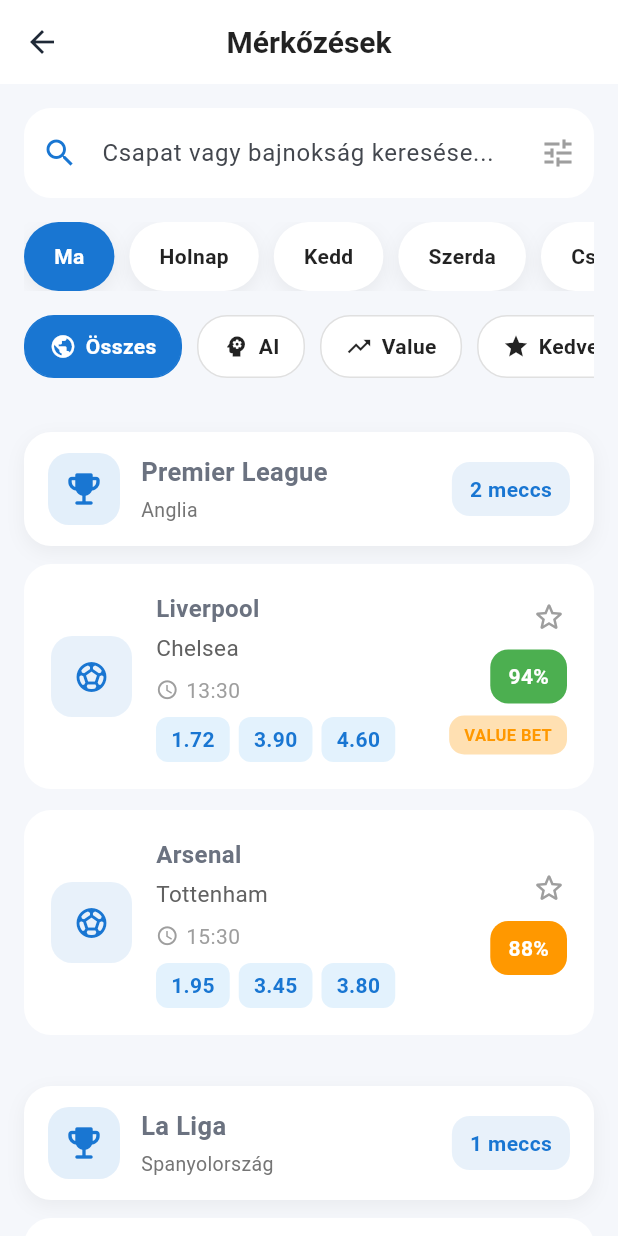
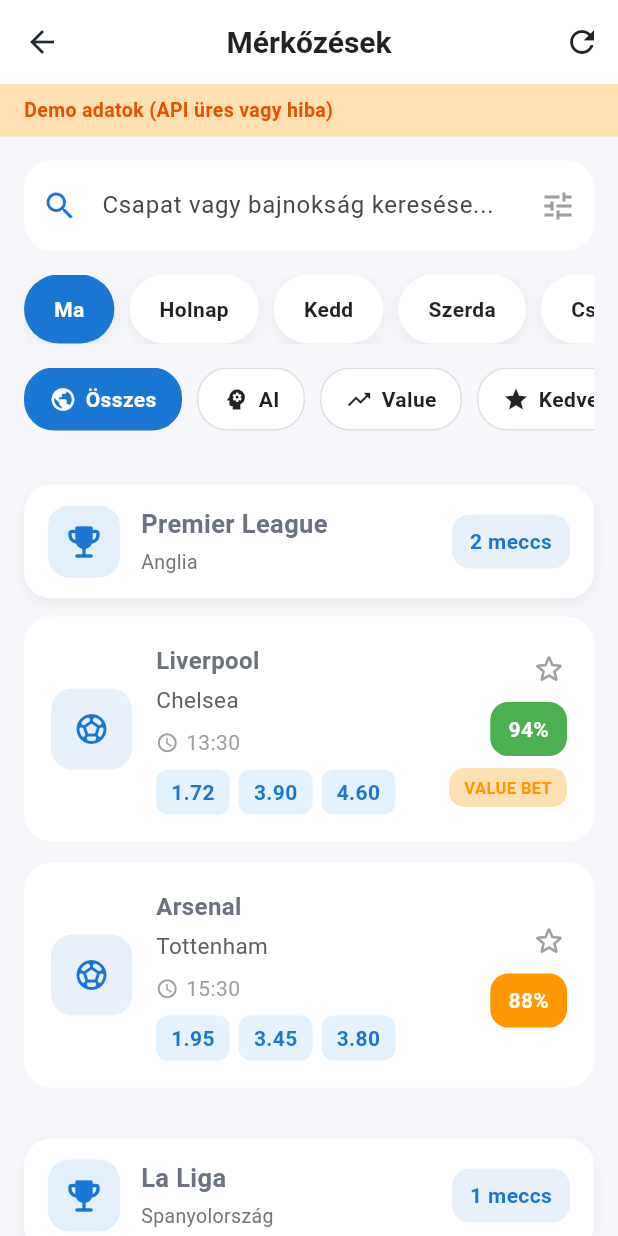
Before and after one commit to apagyizsolt6-ship-it/zsolt_ai_pro_3, a Flutter app: the MatchesScreen screen opened directly, on a phone screen of 412 x 824 dp. Run offline on Flutter 3.47's test engine with Material 3 defaults, Android fonts, the phone set to English and light mode, and no system bars; our stand-ins replace flutter_secure_storage; accounts and stored records are empty.

Commit message:
Update matches_screen.dart for version 0.3.2
Updated version number to v0.3.2 and added a status message for loading states. Enhanced the _loadMatches method to handle force refresh and improved the UI with a refresh button and status indicators.

```diff
--- a/lib/screens/matches_screen.dart
+++ b/lib/screens/matches_screen.dart
@@ -1,6 +1,6 @@
 // ===========================================
 // ZSOLT AI PRO 3
-// Version: v0.3.0
+// Version: v0.3.2
 // File: lib/screens/matches_screen.dart
 // ===========================================
 
@@ -24,36 +24,58 @@ class MatchesScreen extends StatefulWidget {
 }
 
 class _MatchesScreenState extends State<MatchesScreen> {
-  // NEM const – a MatchRepository nem const konstruktor
   final MatchRepository _repository = MatchRepository();
 
   List<AppMatch> _matches = [];
-
   bool _loading = true;
   bool _onlyFavourites = false;
+  bool _isMock = true;
+  String? _statusMessage;
 
   int selectedDay = 0;
   int selectedFilter = 0;
+  String search = '';
 
-  String search = "";
+  /// DaySelector index → API offset (0=ma, 1=holnap, ...)
+  int get _dayOffset => selectedDay;
 
   @override
   void initState() {
     super.initState();
-    _loadMatches();
+    _loadMatches(forceRefresh: true);
   }
 
-  Future<void> _loadMatches() async {
+  Future<void> _loadMatches({bool forceRefresh = false}) async {
+    setState(() {
+      _loading = true;
+      _statusMessage = null;
+    });
+
     try {
-      final matches = await _repository.getMatches();
+      if (forceRefresh) {
+        _repository.clearCache();
+      }
 
+      final matches = await _repository.getMatches(
+        forceRefresh: forceRefresh,
+        dayOffset: _dayOffset,
+      );
+
+      if (!mounted) return;
       setState(() {
         _matches = matches;
+        _isMock = _repository.lastFetchWasMock;
         _loading = false;
+        _statusMessage = _isMock
+            ? 'Demo adatok (API üres vagy hiba)'
+            : 'Élő StatPal adatok';
       });
-    } catch (_) {
+    } catch (e) {
+      if (!mounted) return;
       setState(() {
         _loading = false;
+        _isMock = true;
+        _statusMessage = 'Hiba: $e';
       });
     }
   }
@@ -62,28 +84,32 @@ class _MatchesScreenState extends State<MatchesScreen> {
     setState(() {
       _matches = _matches.map((m) {
         if (m.id != match.id) return m;
-
-        return m.copyWith(
-          favourite: !m.favourite,
-        );
+        return m.copyWith(favourite: !m.favourite);
       }).toList();
     });
   }
 
   List<AppMatch> get _filteredMatches {
-    List<AppMatch> result = List.from(_matches);
+    var result = List<AppMatch>.from(_matches);
 
     if (search.trim().isNotEmpty) {
-      result = _repository.search(
-        result,
-        search,
-      );
+      result = _repository.search(result, search);
     }
 
     if (_onlyFavourites) {
-      result = _repository.favouritesOnly(
-        result,
-      );
+      result = _repository.favouritesOnly(result);
+    }
+
+    // FilterBar: 0=összes, 1=AI?, 2=value?, 3=kedvencek, 4=élő
+    // A te FilterBar-od indexei szerint:
+    if (selectedFilter == 1) {
+      result = result.where((m) => m.aiScore >= 80).toList();
+    } else if (selectedFilter == 2) {
+      result = _repository.valueBetsOnly(result);
+    } else if (selectedFilter == 3) {
+      result = _repository.favouritesOnly(result);
+    } else if (selectedFilter == 4) {
+      result = result.where((m) => m.live).toList();
     }
 
     return result;
@@ -91,14 +117,6 @@ class _MatchesScreenState extends State<MatchesScreen> {
 
   @override
   Widget build(BuildContext context) {
-    if (_loading) {
-      return const Scaffold(
-        body: Center(
-          child: CircularProgressIndicator(),
-        ),
-      );
-    }
-
     final filtered = _filteredMatches;
 
     return Scaffold(
@@ -107,38 +125,57 @@ class _MatchesScreenState extends State<MatchesScreen> {
         elevation: 0,
         backgroundColor: Colors.white,
         title: const Text(
-          "Mérkőzések",
+          'Mérkőzések',
           style: TextStyle(
             color: Colors.black87,
             fontWeight: FontWeight.bold,
           ),
         ),
+        actions: [
+          IconButton(
+            icon: const Icon(Icons.refresh, color: Colors.black87),
+            onPressed: () => _loadMatches(forceRefresh: true),
+          ),
+        ],
       ),
       body: Column(
         children: [
+          if (_statusMessage != null)
+            Container(
+              width: double.infinity,
+              color: _isMock
+                  ? Colors.orange.shade100
+                  : Colors.green.shade100,
+              padding: const EdgeInsets.symmetric(
+                horizontal: 16,
+                vertical: 8,
+              ),
+              child: Text(
+                _statusMessage!,
+                style: TextStyle(
+                  fontSize: 13,
+                  fontWeight: FontWeight.w600,
+                  color: _isMock
+                      ? Colors.orange.shade900
+                      : Colors.green.shade900,
+                ),
+              ),
+            ),
           Padding(
-            padding: const EdgeInsets.fromLTRB(
-              16,
-              16,
-              16,
-              0,
-            ),
+            padding: const EdgeInsets.fromLTRB(16, 16, 16, 0),
             child: Column(
               children: [
                 MatchesSearchBar(
                   onChanged: (value) {
-                    setState(() {
-                      search = value;
-                    });
+                    setState(() => search = value);
                   },
                 ),
                 const SizedBox(height: 16),
                 DaySelector(
                   selectedIndex: selectedDay,
                   onSelected: (index) {
-                    setState(() {
-                      selectedDay = index;
-                    });
+                    setState(() => selectedDay = index);
+                    _loadMatches(forceRefresh: true);
                   },
                 ),
                 const SizedBox(height: 16),
@@ -147,7 +184,7 @@ class _MatchesScreenState extends State<MatchesScreen> {
                   onSelected: (index) {
                     setState(() {
                       selectedFilter = index;
-                      _onlyFavourites = index == 1;
+                      _onlyFavourites = index == 3;
                     });
                   },
                 ),
@@ -156,34 +193,37 @@ class _MatchesScreenState extends State<MatchesScreen> {
           ),
           const SizedBox(height: 16),
           Expanded(
-            child: filtered.isEmpty
-                ? const Center(
-                    child: Text(
-                      "Nincs találat.",
-                    ),
-                  )
-                : _buildMatchList(filtered),
+            child: _loading
+                ? const Center(child: CircularProgressIndicator())
+                : RefreshIndicator(
+                    onRefresh: () => _loadMatches(forceRefresh: true),
+                    child: filtered.isEmpty
+                        ? ListView(
+                            physics:
+                                const AlwaysScrollableScrollPhysics(),
+                            children: const [
+                              SizedBox(height: 120),
+                              Center(child: Text('Nincs találat.')),
+                            ],
+                          )
+                        : _buildMatchList(filtered),
+                  ),
           ),
         ],
       ),
     );
   }
 
-  Widget _buildMatchList(
-    List<AppMatch> matches,
-  ) {
+  Widget _buildMatchList(List<AppMatch> matches) {
     String? currentLeague;
 
     return ListView.builder(
-      padding: const EdgeInsets.symmetric(
-        horizontal: 16,
-      ),
+      physics: const AlwaysScrollableScrollPhysics(),
+      padding: const EdgeInsets.symmetric(horizontal: 16),
       itemCount: matches.length,
       itemBuilder: (context, index) {
         final match = matches[index];
-
-        final showLeague =
-            currentLeague != match.leagueName;
+        final showLeague = currentLeague != match.leagueName;
 
         if (showLeague) {
           currentLeague = match.leagueName;
@@ -194,11 +234,7 @@ class _MatchesScreenState extends State<MatchesScreen> {
                 leagueName: match.leagueName,
                 country: match.country,
                 matchCount: matches
-                    .where(
-                      (m) =>
-                          m.leagueName ==
-                          match.leagueName,
-                    )
+                    .where((m) => m.leagueName == match.leagueName)
                     .length,
               ),
               MatchCard(
@@ -207,15 +243,12 @@ class _MatchesScreenState extends State<MatchesScreen> {
                   Navigator.push(
                     context,
                     MaterialPageRoute(
-                      builder: (_) => MatchDetailScreen(
-                        match: match,
-                      ),
+                      builder: (_) =>
+                          MatchDetailScreen(match: match),
                     ),
                   );
                 },
-                onFavouriteTap: () {
-                  _toggleFavourite(match);
-                },
+                onFavouriteTap: () => _toggleFavourite(match),
               ),
             ],
           );
@@ -227,15 +260,11 @@ class _MatchesScreenState extends State<MatchesScreen> {
             Navigator.push(
               context,
               MaterialPageRoute(
-                builder: (_) => MatchDetailScreen(
-                  match: match,
-                ),
+                builder: (_) => MatchDetailScreen(match: match),
               ),
             );
           },
-          onFavouriteTap: () {
-            _toggleFavourite(match);
-          },
+          onFavouriteTap: () => _toggleFavourite(match),
         );
       },
     );
```
